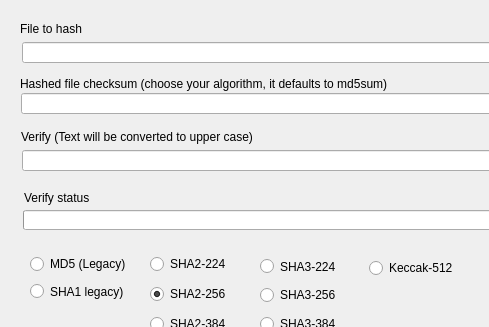
eanyx/hash-calculator-qt6, file mainwindow.ui: the form before one commit; both pictures show x 0 to 489 and y 0 to 327 of the 1385 by 493 pixel window.
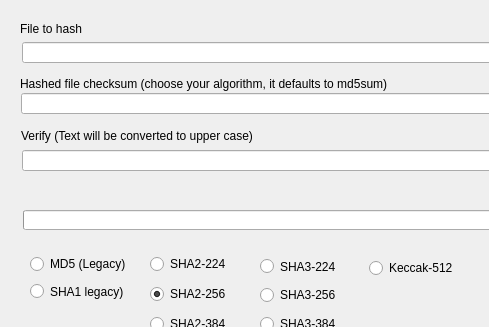
The form after the commit.

Commit message: Change place of verify output

Patch:
```diff
--- a/mainwindow.ui
+++ b/mainwindow.ui
@@ -264,14 +264,14 @@
    <widget class="QLabel" name="verifyLabel">
     <property name="geometry">
      <rect>
-      <x>24</x>
-      <y>189</y>
+      <x>260</x>
+      <y>128</y>
       <width>90</width>
       <height>18</height>
      </rect>
     </property>
     <property name="text">
-     <string>Verify status</string>
+     <string/>
     </property>
    </widget>
    <widget class="QLabel" name="label">
@@ -305,8 +305,8 @@
      <rect>
       <x>21</x>
       <y>128</y>
-      <width>311</width>
-      <height>18</height>
+      <width>231</width>
+      <height>16</height>
      </rect>
     </property>
     <property name="text">
```
Left out of the diff: 2 changed lines with no effect on the pictures. The commit also changes 5 other files.
